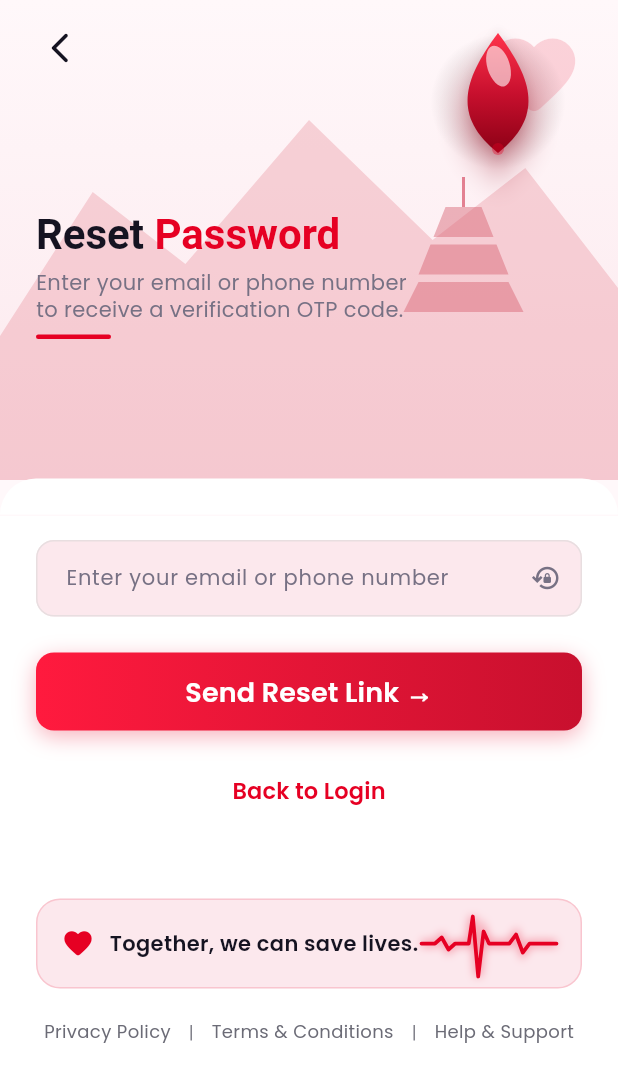
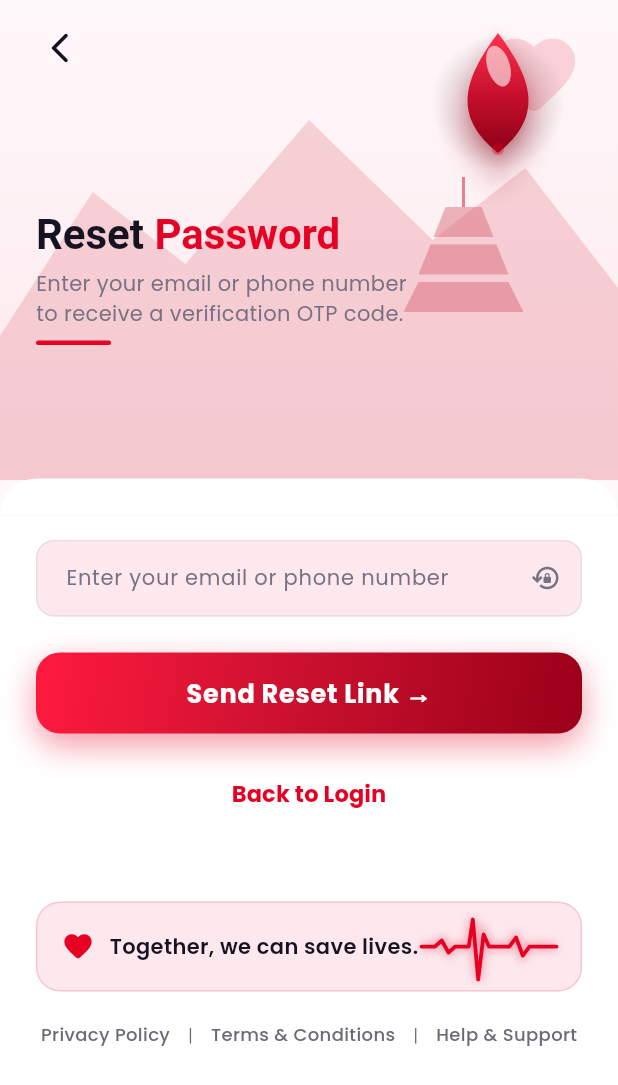
Before and after one commit to humnath123/e-Blood-, a Flutter app: the ForgotPasswordScreen screen opened by its route, on a phone screen of 412 x 824 dp. Shown: the top 1085 px of the screen. Run offline on Flutter 3.47's test engine with Material 3 defaults, Android fonts, the phone set to English and light mode, and no system bars; our stand-ins replace dio, flutter_riverpod, flutter_svg, go_router, google_fonts, shared_preferences; accounts and stored records are empty; network calls fail.

Commit message:
style: elevate typography, button press spring animations, and glassmorphic UI polish

```diff
--- a/lib/core/theme/app_text_styles.dart
+++ b/lib/core/theme/app_text_styles.dart
@@ -6,44 +6,93 @@ class AppTextStyles {
   AppTextStyles._();
 
   static TextStyle get brandName => GoogleFonts.poppins(
-      fontSize: 34, fontWeight: FontWeight.w700, color: AppColors.textDark, height: 1.1);
+        fontSize: 32,
+        fontWeight: FontWeight.w800,
+        color: AppColors.textDark,
+        letterSpacing: -0.5,
+        height: 1.1,
+      );
 
   static TextStyle get tagline => GoogleFonts.poppins(
-      fontSize: 11, fontStyle: FontStyle.italic, color: AppColors.textDark);
+        fontSize: 12,
+        fontWeight: FontWeight.w500,
+        fontStyle: FontStyle.italic,
+        color: AppColors.textMuted,
+        letterSpacing: 0.1,
+      );
 
   static TextStyle get welcomeTitle => GoogleFonts.poppins(
-      fontSize: 28, fontWeight: FontWeight.w700, color: AppColors.textDark);
+        fontSize: 28,
+        fontWeight: FontWeight.w800,
+        color: AppColors.textDark,
+        letterSpacing: -0.5,
+      );
 
   static TextStyle get welcomeSubtitle => GoogleFonts.poppins(
-      fontSize: 14, height: 1.3, color: AppColors.textDark);
+        fontSize: 14,
+        fontWeight: FontWeight.w400,
+        height: 1.4,
+        color: AppColors.textMuted,
+      );
 
-  static TextStyle get tabLabel =>
-      GoogleFonts.poppins(fontSize: 15, fontWeight: FontWeight.w500);
+  static TextStyle get tabLabel => GoogleFonts.poppins(
+        fontSize: 15,
+        fontWeight: FontWeight.w600,
+        letterSpacing: 0.2,
+      );
 
-  static TextStyle get inputText =>
-      GoogleFonts.poppins(fontSize: 15, color: AppColors.textDark);
+  static TextStyle get inputText => GoogleFonts.poppins(
+        fontSize: 15,
+        fontWeight: FontWeight.w500,
+        color: AppColors.textDark,
+      );
 
-  static TextStyle get inputHint =>
-      GoogleFonts.poppins(fontSize: 14, color: AppColors.textMuted);
+  static TextStyle get inputHint => GoogleFonts.poppins(
+        fontSize: 14,
+        fontWeight: FontWeight.w400,
+        color: AppColors.textMuted,
+      );
 
-  static TextStyle get bodySmall =>
-      GoogleFonts.poppins(fontSize: 14, color: AppColors.textBody);
+  static TextStyle get bodySmall => GoogleFonts.poppins(
+        fontSize: 14,
+        fontWeight: FontWeight.w400,
+        color: AppColors.textBody,
+      );
 
   static TextStyle get linkRed => GoogleFonts.poppins(
-      fontSize: 14, fontWeight: FontWeight.w500, color: AppColors.primary);
+        fontSize: 14,
+        fontWeight: FontWeight.w600,
+        color: AppColors.primary,
+      );
 
   static TextStyle get linkRedBold => GoogleFonts.poppins(
-      fontSize: 15, fontWeight: FontWeight.w600, color: AppColors.primary);
+        fontSize: 15,
+        fontWeight: FontWeight.w700,
+        color: AppColors.primary,
+      );
 
   static TextStyle get buttonLabel => GoogleFonts.poppins(
-      fontSize: 18, fontWeight: FontWeight.w600, color: Colors.white);
+        fontSize: 17,
+        fontWeight: FontWeight.w700,
+        color: Colors.white,
+        letterSpacing: 0.5,
+      );
 
   static TextStyle get googleLabel => GoogleFonts.poppins(
-      fontSize: 16, fontWeight: FontWeight.w500, color: AppColors.textDark);
+        fontSize: 16,
+        fontWeight: FontWeight.w600,
+        color: AppColors.textDark,
+      );
 
   static TextStyle get bannerText => GoogleFonts.poppins(
-      fontSize: 13, fontWeight: FontWeight.w500, color: AppColors.textDark);
+        fontSize: 13,
+        fontWeight: FontWeight.w600,
+        color: AppColors.textDark,
+      );
 
-  static TextStyle get footerLink =>
-      GoogleFonts.poppins(fontSize: 12, color: AppColors.textFooter);
+  static TextStyle get footerLink => GoogleFonts.poppins(
+        fontSize: 12,
+        fontWeight: FontWeight.w500,
+        color: AppColors.textFooter,
+      );
 }
--- a/lib/core/widgets/gradient_button.dart
+++ b/lib/core/widgets/gradient_button.dart
@@ -2,7 +2,7 @@ import 'package:flutter/material.dart';
 import 'package:ebloods/core/theme/app_colors.dart';
 import 'package:ebloods/core/theme/app_text_styles.dart';
 
-class GradientButton extends StatelessWidget {
+class GradientButton extends StatefulWidget {
   final String text;
   final VoidCallback? onPressed;
   final bool isLoading;
@@ -14,48 +14,78 @@ class GradientButton extends StatelessWidget {
     required this.text,
     this.onPressed,
     this.isLoading = false,
-    this.height = 52,
-    this.borderRadius = 12,
+    this.height = 54,
+    this.borderRadius = 16,
   });
 
   @override
+  State<GradientButton> createState() => _GradientButtonState();
+}
+
+class _GradientButtonState extends State<GradientButton>
+    with SingleTickerProviderStateMixin {
+  late final AnimationController _controller;
+  late final Animation<double> _scaleAnimation;
+
+  @override
+  void initState() {
+    super.initState();
+    _controller = AnimationController(
+      vsync: this,
+      duration: const Duration(milliseconds: 150),
+    );
+    _scaleAnimation = Tween<double>(begin: 1.0, end: 0.96).animate(
+      CurvedAnimation(parent: _controller, curve: Curves.easeInOut),
+    );
+  }
+
+  @override
+  void dispose() {
+    _controller.dispose();
+    super.dispose();
+  }
+
+  @override
   Widget build(BuildContext context) {
+    final isDisabled = widget.onPressed == null || widget.isLoading;
+
     return MouseRegion(
-      cursor: onPressed != null && !isLoading
-          ? SystemMouseCursors.click
-          : SystemMouseCursors.basic,
+      cursor: isDisabled ? SystemMouseCursors.basic : SystemMouseCursors.click,
+      child: GestureDetector(
+        onTapDown: isDisabled ? null : (_) => _controller.forward(),
+        onTapUp: isDisabled ? null : (_) => _controller.reverse(),
+        onTapCancel: isDisabled ? null : () => _controller.reverse(),
+        onTap: widget.onPressed,
+        child: ScaleTransition(
+          scale: _scaleAnimation,
           child: Container(
-        height: height,
+            height: widget.height,
             width: double.infinity,
             decoration: BoxDecoration(
-          gradient: onPressed != null && !isLoading
-              ? AppColors.primaryGradient
-              : LinearGradient(
+              gradient: isDisabled
+                  ? LinearGradient(
                       colors: [
                         AppColors.primaryLight.withValues(alpha: 0.5),
                         AppColors.primaryDark.withValues(alpha: 0.5),
                       ],
+                    )
+                  : const LinearGradient(
+                      begin: Alignment.topLeft,
+                      end: Alignment.bottomRight,
+                      colors: [Color(0xFFFF1A3E), Color(0xFFC8102E), Color(0xFF9B0018)],
                     ),
-          borderRadius: BorderRadius.circular(borderRadius),
+              borderRadius: BorderRadius.circular(widget.borderRadius),
               boxShadow: [
-            if (onPressed != null && !isLoading)
+                if (!isDisabled)
                   BoxShadow(
-                color: AppColors.primary.withValues(alpha: 0.3),
-                blurRadius: 12,
-                offset: const Offset(0, 4),
+                    color: AppColors.primary.withValues(alpha: 0.4),
+                    blurRadius: 18,
+                    offset: const Offset(0, 8),
                   ),
               ],
             ),
-        child: ElevatedButton(
-          onPressed: isLoading ? null : onPressed,
-          style: ElevatedButton.styleFrom(
-            backgroundColor: Colors.transparent,
-            shadowColor: Colors.transparent,
-            shape: RoundedRectangleBorder(
-              borderRadius: BorderRadius.circular(borderRadius),
-            ),
-          ),
-          child: isLoading
+            child: Center(
+              child: widget.isLoading
                   ? const SizedBox(
                       width: 24,
                       height: 24,
@@ -65,8 +95,10 @@ class GradientButton extends StatelessWidget {
                       ),
                     )
                   : Text(
-                  text,
+                      widget.text,
                       style: AppTextStyles.buttonLabel,
+                    ),
+            ),
           ),
         ),
       ),
```
Lines whose indentation alone changed are shown as unchanged.
